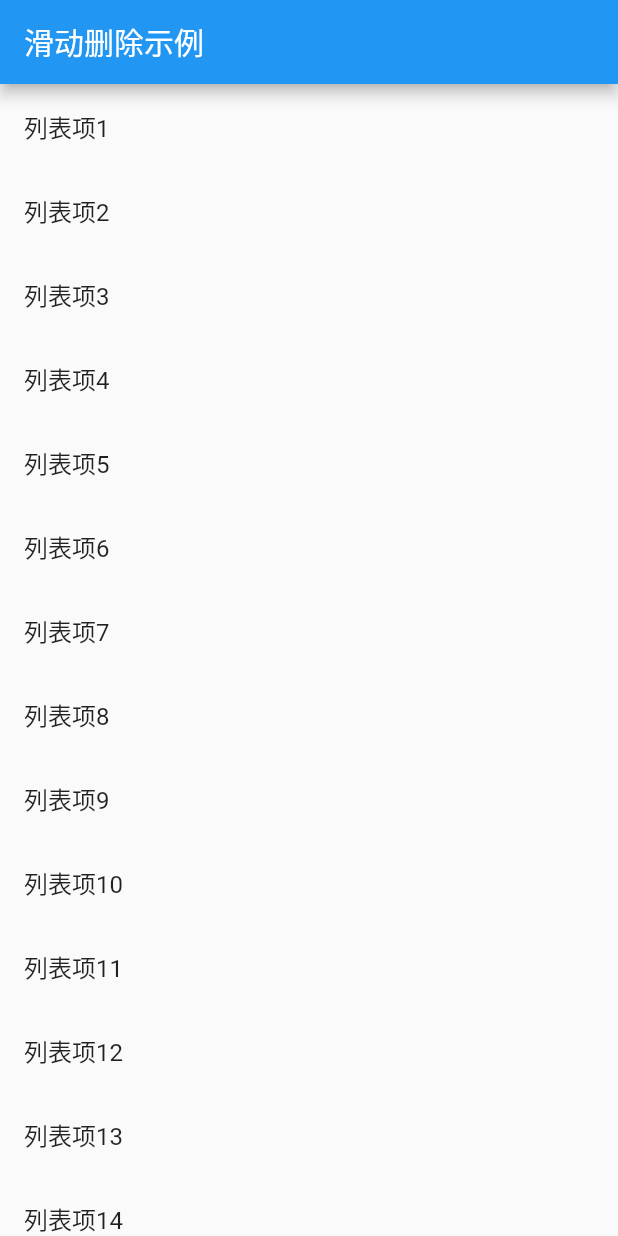
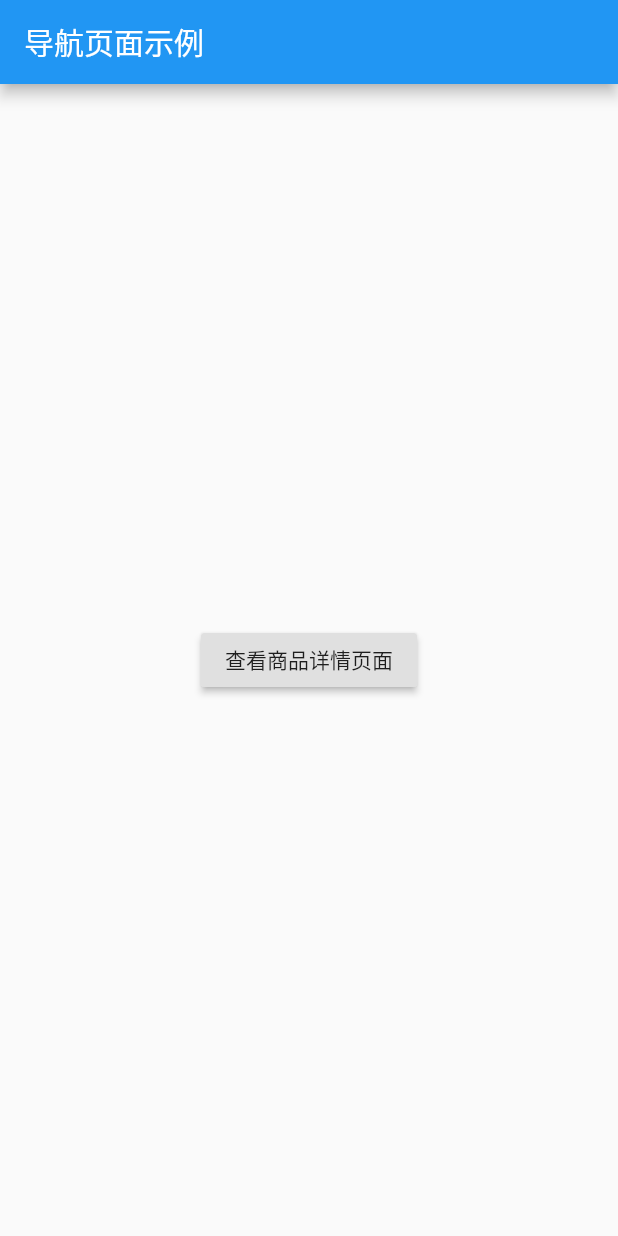
Before and after one commit to happydreamer/flutter, a Flutter app: the screen it shows after launch, on a phone screen of 412 x 824 dp. Run offline on Flutter 3.47's test engine with Material 2 defaults, Android fonts, the phone set to English and light mode, and no system bars.

Commit message:
导航页面示例

```diff
--- a/lib/main.dart
+++ b/lib/main.dart
@@ -2,43 +2,48 @@ import 'package:flutter/material.dart';
 
 void main() {
   runApp(new MaterialApp(
-    title: '滑动删除示例',
-    home: new MyApp(),
+    title: '导航页面示例',
+    home: new FirstScreen(),
   ));
 }
 
-class MyApp extends StatelessWidget {
-  //构建30条列表数据
-  List<String> items = new List<String>.generate(30, (i) => '列表项${i + 1}');
+class FirstScreen extends StatelessWidget {
   @override
   Widget build(BuildContext context) {
     return new Scaffold(
       appBar: new AppBar(
-        title: new Text('滑动删除示例'),
+        title: new Text('导航页面示例'),
       ),
-      //构建列表
-      body: new ListView.builder(
-        itemCount: items.length,
-        itemBuilder: (context, index) {
-          //构建列表
-          //提取出被删除的项
-          final item = items[index];
-          //返回一个可以被删除的列表项
-          return new Dismissible(
-            key: new Key(item),
-            //被删除回调
-            onDismissed: (direction) {
-              items.removeAt(index);
-              //底部弹出消息提示当前项被删除了
-              Scaffold.of(context)
-                  .showSnackBar(new SnackBar(content: new Text("$item 被删除了")));
-            },
-            child: new ListTile(
-              title: new Text('$item'),
-            ),
-          );
-        },
+      body: new Center(
+        child: new RaisedButton(
+          child: new Text('查看商品详情页面'),
+          onPressed: () {
+            Navigator.push(
+                context,
+                new MaterialPageRoute(
+                    builder: (context) => new SecondScreen()));
+          },
+        ),
       ),
     );
   }
 }
+
+class SecondScreen extends StatelessWidget {
+  @override
+  Widget build(BuildContext context) {
+    return new Scaffold(
+      appBar: new AppBar(
+        title: new Text('导航页面示例'),
+      ),
+      body: new Center(
+        child: new RaisedButton(
+          onPressed: () {
+            Navigator.pop(context);
+          },
+          child: new Text('返回页面'),
+        ),
+      ),
+    );
+  }
+}
```
